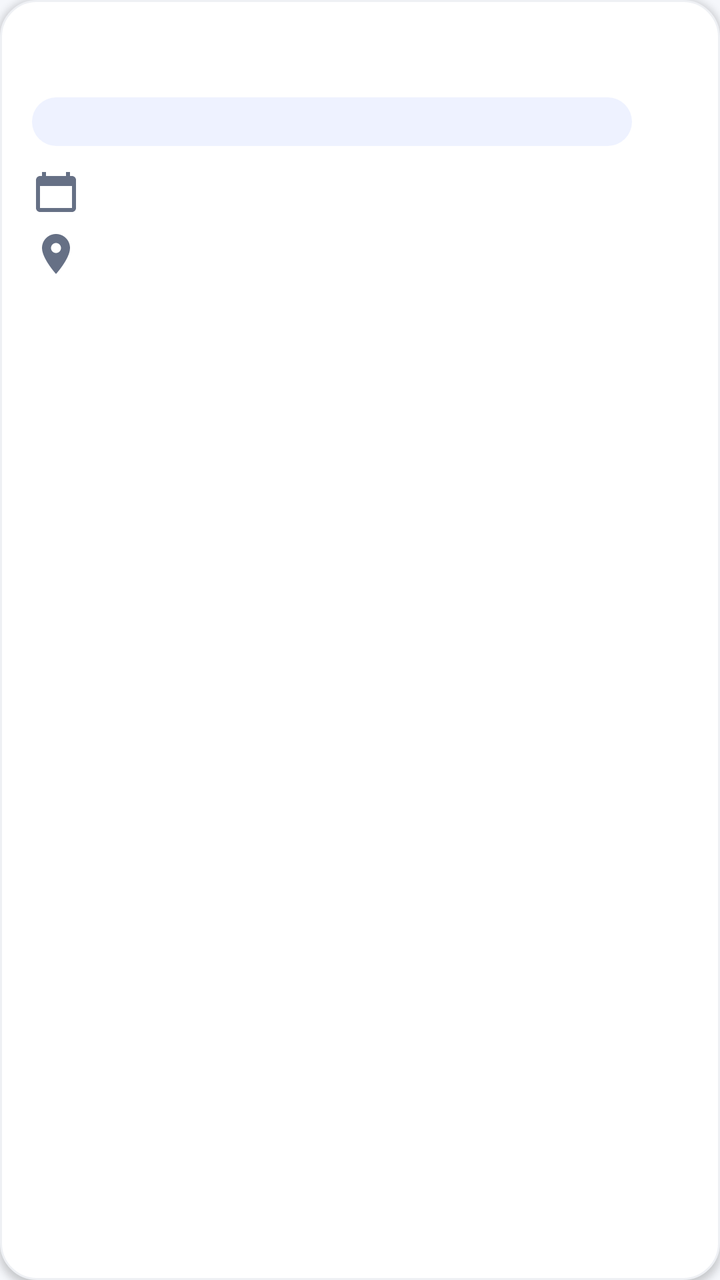
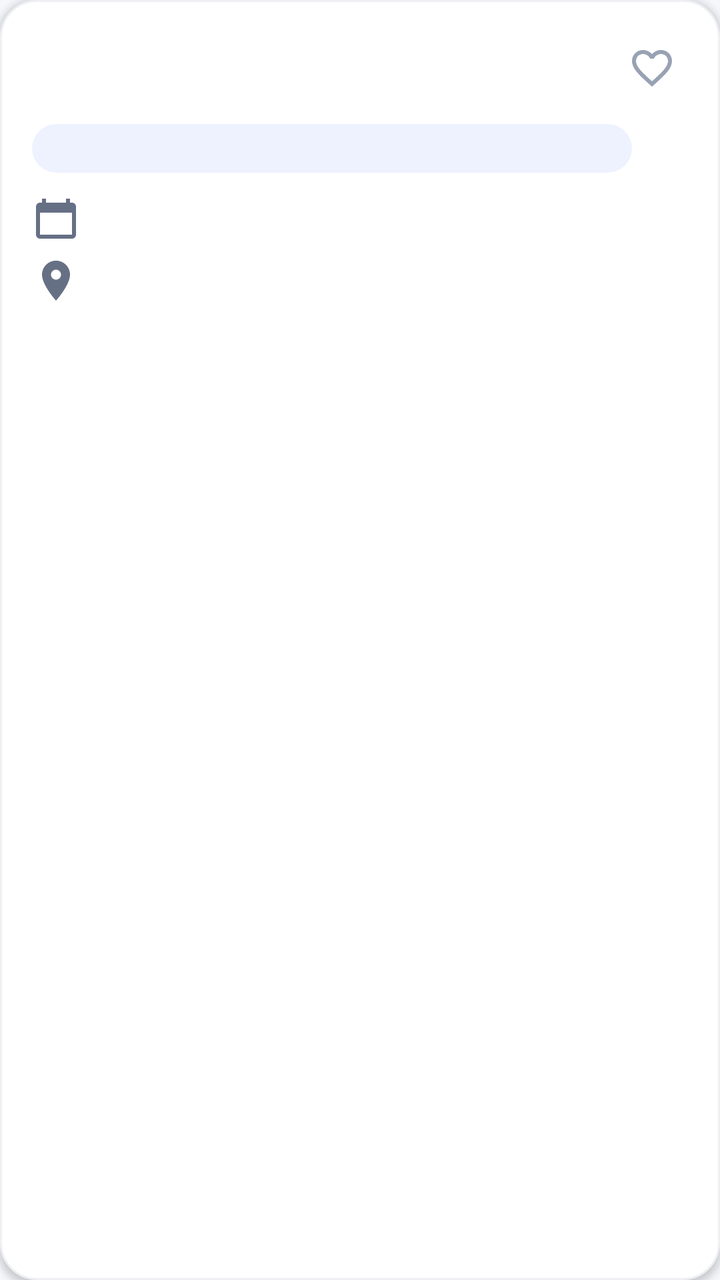

Compare the two renders of this Android layout. The source of the first and the diff that turns it into the second are given below.
<!-- AndroidManifest.xml: application theme Theme.CampusHub -->
<!-- res/layout/item_event.xml -->
<?xml version="1.0" encoding="utf-8"?>
<LinearLayout xmlns:android="http://schemas.android.com/apk/res/android"
    android:layout_width="match_parent"
    android:layout_height="wrap_content"
    android:layout_marginBottom="12dp"
    android:background="@drawable/bg_card"
    android:elevation="2dp"
    android:orientation="vertical"
    android:padding="16dp">

    <TextView
        android:id="@+id/itemTitle"
        android:layout_width="match_parent"
        android:layout_height="wrap_content"
        android:textColor="@color/text_primary"
        android:textSize="17sp"
        android:textStyle="bold" />

    <RelativeLayout
        android:layout_width="match_parent"
        android:layout_height="wrap_content"
        android:layout_marginTop="10dp">

        <TextView
            android:id="@+id/itemBadge"
            android:layout_width="wrap_content"
            android:layout_height="wrap_content"
            android:layout_alignParentEnd="true"
            android:paddingStart="10dp"
            android:paddingTop="4dp"
            android:paddingEnd="10dp"
            android:paddingBottom="4dp"
            android:textSize="12sp"
            android:textStyle="bold" />

        <TextView
            android:id="@+id/itemCourse"
            android:layout_width="wrap_content"
            android:layout_height="wrap_content"
            android:layout_alignParentStart="true"
            android:layout_marginEnd="8dp"
            android:layout_toStartOf="@id/itemBadge"
            android:background="@drawable/bg_chip"
            android:ellipsize="end"
            android:maxLines="1"
            android:paddingStart="10dp"
            android:paddingTop="4dp"
            android:paddingEnd="10dp"
            android:paddingBottom="4dp"
            android:textColor="@color/primary"
            android:textSize="12sp"
            android:textStyle="bold" />
    </RelativeLayout>

    <TextView
        android:id="@+id/itemDate"
        android:layout_width="match_parent"
        android:layout_height="wrap_content"
        android:layout_marginTop="12dp"
        android:drawableStart="@drawable/ic_calendar"
        android:drawablePadding="8dp"
        android:gravity="center_vertical"
        android:textColor="@color/text_secondary"
        android:textSize="13sp" />

    <TextView
        android:id="@+id/itemLocation"
        android:layout_width="match_parent"
        android:layout_height="wrap_content"
        android:layout_marginTop="6dp"
        android:drawableStart="@drawable/ic_location"
        android:drawablePadding="8dp"
        android:gravity="center_vertical"
        android:textColor="@color/text_secondary"
        android:textSize="13sp" />
</LinearLayout>
<!-- resources referenced by this layout -->
<resources>
  <color name="primary">#4F46E5</color>
  <color name="text_primary">#101828</color>
  <color name="text_secondary">#667085</color>
  <!-- drawable bg_card (drawable) -->
  <?xml version="1.0" encoding="utf-8"?>
  <shape xmlns:android="http://schemas.android.com/apk/res/android"
      android:shape="rectangle">
      <solid android:color="@color/white" />
      <corners android:radius="18dp" />
      <stroke android:width="1dp" android:color="#EEF0F4" />
  </shape>
  <!-- drawable bg_chip (drawable) -->
  <?xml version="1.0" encoding="utf-8"?>
  <shape xmlns:android="http://schemas.android.com/apk/res/android"
      android:shape="rectangle">
      <solid android:color="@color/primary_light" />
      <corners android:radius="50dp" />
  </shape>
  <!-- drawable ic_calendar (drawable) -->
  <?xml version="1.0" encoding="utf-8"?>
  <vector xmlns:android="http://schemas.android.com/apk/res/android"
      android:width="24dp"
      android:height="24dp"
      android:viewportWidth="24"
      android:viewportHeight="24">
      <path
          android:fillColor="#667085"
          android:pathData="M20,3h-1L19,1h-2v2L7,3L7,1L5,1v2L4,3c-1.11,0 -1.99,0.9 -1.99,2L2,19c0,1.1 0.89,2 2,2h16c1.1,0 2,-0.9 2,-2L22,5c0,-1.1 -0.9,-2 -2,-2zM20,19L4,19L4,8h16v11z" />
  </vector>
  <!-- drawable ic_location (drawable) -->
  <?xml version="1.0" encoding="utf-8"?>
  <vector xmlns:android="http://schemas.android.com/apk/res/android"
      android:width="24dp"
      android:height="24dp"
      android:viewportWidth="24"
      android:viewportHeight="24">
      <path
          android:fillColor="#667085"
          android:pathData="M12,2C8.13,2 5,5.13 5,9c0,5.25 7,13 7,13s7,-7.75 7,-13c0,-3.87 -3.13,-7 -7,-7zM12,11.5c-1.38,0 -2.5,-1.12 -2.5,-2.5s1.12,-2.5 2.5,-2.5 2.5,1.12 2.5,2.5 -1.12,2.5 -2.5,2.5z" />
  </vector>
  <style name="Theme.CampusHub" parent="Theme.AppCompat.Light.NoActionBar">
          <item name="colorPrimary">@color/primary</item>
          <item name="colorPrimaryDark">@color/primary_dark</item>
          <item name="colorAccent">@color/primary</item>
          <item name="android:windowBackground">@color/background</item>
          <item name="android:statusBarColor">@android:color/transparent</item>
          <item name="android:navigationBarColor">@android:color/transparent</item>
          <item name="android:windowLightStatusBar">true</item>
      </style>
  <color name="white">#FFFFFFFF</color>
  <color name="primary_light">#EEF2FF</color>
  <color name="primary_dark">#3730A3</color>
  <color name="background">#F5F7FB</color>
</resources>

<!-- the commit's change to res/layout/item_event.xml (unified diff, before → after) -->
@@ -8,13 +8,33 @@
     android:orientation="vertical"
     android:padding="16dp">
 
-    <TextView
-        android:id="@+id/itemTitle"
+    <LinearLayout
         android:layout_width="match_parent"
         android:layout_height="wrap_content"
-        android:textColor="@color/text_primary"
-        android:textSize="17sp"
-        android:textStyle="bold" />
+        android:gravity="center_vertical"
+        android:orientation="horizontal">
+
+        <TextView
+            android:id="@+id/itemTitle"
+            android:layout_width="0dp"
+            android:layout_height="wrap_content"
+            android:layout_weight="1"
+            android:textColor="@color/text_primary"
+            android:textSize="17sp"
+            android:textStyle="bold" />
+
+        <ImageView
+            android:id="@+id/itemFavorite"
+            android:layout_width="36dp"
+            android:layout_height="36dp"
+            android:layout_marginStart="8dp"
+            android:background="?android:attr/selectableItemBackgroundBorderless"
+            android:clickable="true"
+            android:contentDescription="@string/cd_favorite"
+            android:focusable="true"
+            android:padding="6dp"
+            android:src="@drawable/ic_heart_outline" />
+    </LinearLayout>
 
     <RelativeLayout
         android:layout_width="match_parent"
<!-- resource entries referenced after the edit -->
@@ -29,6 +29,17 @@
           android:fillColor="#667085"
           android:pathData="M20,3h-1L19,1h-2v2L7,3L7,1L5,1v2L4,3c-1.11,0 -1.99,0.9 -1.99,2L2,19c0,1.1 0.89,2 2,2h16c1.1,0 2,-0.9 2,-2L22,5c0,-1.1 -0.9,-2 -2,-2zM20,19L4,19L4,8h16v11z" />
   </vector>
+  <!-- drawable ic_heart_outline (drawable) -->
+  <?xml version="1.0" encoding="utf-8"?>
+  <vector xmlns:android="http://schemas.android.com/apk/res/android"
+      android:width="24dp"
+      android:height="24dp"
+      android:viewportWidth="24"
+      android:viewportHeight="24">
+      <path
+          android:fillColor="#98A2B3"
+          android:pathData="M16.5,3c-1.74,0 -3.41,0.81 -4.5,2.09C10.91,3.81 9.24,3 7.5,3 4.42,3 2,5.42 2,8.5c0,3.78 3.4,6.86 8.55,11.54L12,21.35l1.45,-1.32C18.6,15.36 22,12.28 22,8.5 22,5.42 19.58,3 16.5,3zM12.1,18.55l-0.1,0.1 -0.1,-0.1C7.14,14.24 4,11.39 4,8.5 4,6.5 5.5,5 7.5,5c1.54,0 3.04,0.99 3.57,2.36h1.87C13.46,5.99 14.96,5 16.5,5c2,0 3.5,1.5 3.5,3.5 0,2.89 -3.14,5.74 -7.9,10.05z" />
+  </vector>
   <!-- drawable ic_location (drawable) -->
   <?xml version="1.0" encoding="utf-8"?>
   <vector xmlns:android="http://schemas.android.com/apk/res/android"
@@ -40,6 +51,7 @@
           android:fillColor="#667085"
           android:pathData="M12,2C8.13,2 5,5.13 5,9c0,5.25 7,13 7,13s7,-7.75 7,-13c0,-3.87 -3.13,-7 -7,-7zM12,11.5c-1.38,0 -2.5,-1.12 -2.5,-2.5s1.12,-2.5 2.5,-2.5 2.5,1.12 2.5,2.5 -1.12,2.5 -2.5,2.5z" />
   </vector>
+  <string name="cd_favorite">Favoritar</string>
   <style name="Theme.CampusHub" parent="Theme.AppCompat.Light.NoActionBar">
           <item name="colorPrimary">@color/primary</item>
           <item name="colorPrimaryDark">@color/primary_dark</item>
